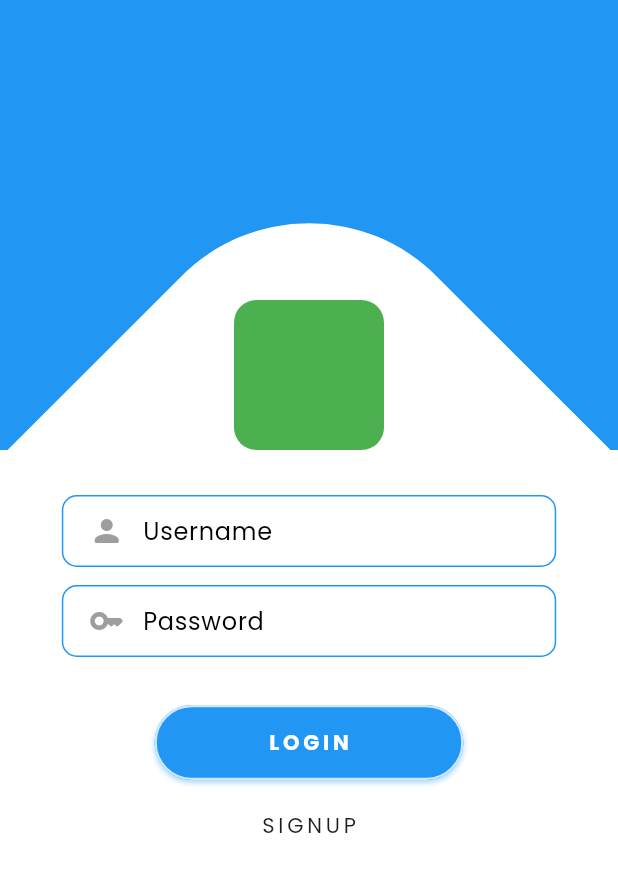
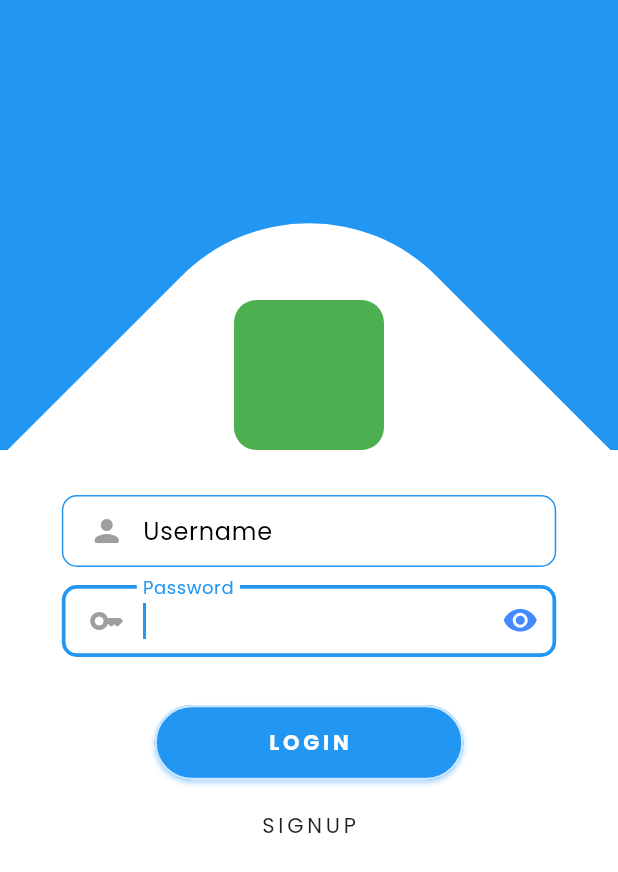
Before and after one commit to lnogami/WanderHuman, a Flutter app: the screen it shows after launch, after a tap on "SIGNUP", after a tap on "CANCEL", on a phone screen of 412 x 824 dp. Shown: the top 872 px of the screen. Run offline on Flutter 3.47's test engine with Material 3 defaults, Android fonts, the phone set to English and light mode, and no system bars; our stand-ins replace firebase_core, flutter_dotenv, geolocator; missing offline and left inert: mapbox_maps_flutter; accounts and stored records are empty.

Commit message:
small changes in the textfield area

```diff
--- a/lib/main.dart
+++ b/lib/main.dart
@@ -4,7 +4,6 @@ import 'package:flutter_dotenv/flutter_dotenv.dart';
 import 'package:wanderhuman_app/firebase_options.dart';
 import 'package:wanderhuman_app/utilities/color_palette.dart';
 import 'package:wanderhuman_app/view/login/login.dart';
-import 'package:wanderhuman_app/view/login/temp_login.dart';
 
 void main() async {
   // this will enure that other components are initialized first before running the whole app
--- a/lib/view/login/login.dart
+++ b/lib/view/login/login.dart
@@ -15,16 +15,31 @@ class LoginPage extends StatefulWidget {
 TextEditingController usernameController = TextEditingController();
 TextEditingController passwordController = TextEditingController();
 TextEditingController confirmPasswordController = TextEditingController();
+FocusNode passwordFocusNode = FocusNode();
+// FocusNode confirmPasswordFocusNode = FocusNode();
+
 bool isGoingToSignUp = false;
 double animatedContainerHeight = 0;
 double rotationAngle = 0;
 int animationDuration = 300;
 
 class _LoginPageState extends State<LoginPage> {
+  // to clean after usage
+  @override
+  void dispose() {
+    super.dispose();
+    usernameController.dispose();
+    passwordController.dispose();
+    confirmPasswordController.dispose();
+    passwordFocusNode.dispose();
+  }
+
   @override
   Widget build(BuildContext context) {
     return Scaffold(
-      body: Container(
+      body: GestureDetector(
+        onTap: () => FocusScope.of(context).unfocus(),
+        child: Container(
           width: MyDimensionAdapter.getWidth(context),
           height: MyDimensionAdapter.getHeight(context),
           color: Colors.amber.shade200,
@@ -71,6 +86,7 @@ class _LoginPageState extends State<LoginPage> {
             ],
           ),
         ),
+      ),
     );
   }
 
@@ -92,6 +108,8 @@ class _LoginPageState extends State<LoginPage> {
           prefixIcon: Icons.key_rounded,
           labelText: "Password",
           borderRadius: 10,
+          focusNode: passwordFocusNode,
+          isPasswordField: true,
         ),
         AnimatedContainer(
           // width: 0,
@@ -177,8 +195,13 @@ class _LoginPageState extends State<LoginPage> {
     return MyCustButton(
       onTap: () {
         setState(() {
+          // requestFocus() para mabalhin ang focus sa textfield before sya ma render out.
+          passwordFocusNode.requestFocus();
           isGoingToSignUp = !isGoingToSignUp;
           animatedContainerHeight = 0;
+          usernameController.clear();
+          passwordController.clear();
+          confirmPasswordController.clear();
         });
       },
       buttonText: "CANCEL",
--- /dev/null
+++ b/lib/view/login/widgets/eyecon.dart
@@ -0,0 +1,28 @@
+import 'package:flutter/material.dart';
+
+class EyeCon extends StatefulWidget {
+  final bool isPasswordVisible;
+  final Color color;
+
+  /// This my customized Widget
+  const EyeCon({
+    super.key,
+    required this.isPasswordVisible,
+    this.color = Colors.blueAccent,
+  });
+
+  @override
+  State<EyeCon> createState() => _EyeConState();
+}
+
+class _EyeConState extends State<EyeCon> {
+  @override
+  Widget build(BuildContext context) {
+    return Icon(
+      (widget.isPasswordVisible)
+          ? Icons.visibility_off_rounded
+          : Icons.visibility_rounded,
+      color: widget.color,
+    );
+  }
+}
--- a/lib/view/login/widgets/textfield.dart
+++ b/lib/view/login/widgets/textfield.dart
@@ -1,8 +1,8 @@
-// to be constructed..
 import 'package:flutter/material.dart';
 import 'package:wanderhuman_app/utilities/dimension_adapter.dart';
+import 'package:wanderhuman_app/view/login/widgets/eyecon.dart';
 
-class MyCustTextfield extends StatelessWidget {
+class MyCustTextfield extends StatefulWidget {
   /// The width is automatically adjusted base on the screensize, so the widthPercentage is the ratio of how much of the screen you want to occupy.
   final double widthPercentage;
 
@@ -18,6 +18,9 @@ class MyCustTextfield extends StatelessWidget {
   final double borderWidth;
   final Color borderColor;
   final Color activeBorderColor;
+  final FocusNode? focusNode;
+  final bool isPasswordField;
+  final Color color;
 
   /// This will manage the data the textfield will accept
   final TextEditingController textController;
@@ -37,50 +40,67 @@ class MyCustTextfield extends StatelessWidget {
     this.borderWidth = 1,
     this.borderColor = Colors.blue,
     this.activeBorderColor = Colors.blue,
+    this.focusNode,
+    this.isPasswordField = false,
+    this.color = Colors.transparent,
   });
+
+  @override
+  State<MyCustTextfield> createState() => _MyCustTextfieldState();
+}
+
+class _MyCustTextfieldState extends State<MyCustTextfield> {
+  bool _isObscurePassword = false;
 
   @override
   Widget build(BuildContext context) {
     return SizedBox(
-      width: (isUsingStaticDimension)
+      width: (widget.isUsingStaticDimension)
           ? MyDimensionAdapter.getWidth(context) * 0.80
-          : MyDimensionAdapter.getWidth(context) * widthPercentage,
-      height: (isUsingStaticDimension)
+          : MyDimensionAdapter.getWidth(context) * widget.widthPercentage,
+      height: (widget.isUsingStaticDimension)
           ? 50
-          : MyDimensionAdapter.getHeight(context) * heightPercentage,
+          : MyDimensionAdapter.getHeight(context) * widget.heightPercentage,
       // color: Colors.purple.shade200,
       child: TextField(
-        controller: textController,
-
+        controller: widget.textController,
+        focusNode: widget.focusNode,
+        obscureText: _isObscurePassword,
+        obscuringCharacter: "*",
         decoration: InputDecoration(
-          // helper: Text("Username.."),
-          // hint: Text("Username.."),
-          labelText: labelText,
-          hintText: (hintText != null) ? hintText : "",
+          labelText: widget.labelText,
+          hintText: (widget.hintText != null) ? widget.hintText : "",
           alignLabelWithHint: true,
           filled: true,
-          contentPadding: EdgeInsets.only(
-            // left: -50,
-            top: 3,
-            right: 3,
-            bottom: 5,
-          ),
+          contentPadding: const EdgeInsets.only(top: 3, right: 3, bottom: 5),
           prefixIcon: Padding(
             padding: const EdgeInsets.only(left: 10),
-            child: Icon(prefixIcon),
+            child: Icon(widget.prefixIcon),
           ),
           prefixIconConstraints: BoxConstraints.tight(Size(50, 32)),
-          // prefixIconConstraints: BoxConstraints.,
-          prefixIconColor: prefixIconColor,
+          prefixIconColor: widget.prefixIconColor,
+          suffixIcon: GestureDetector(
+            onTap: () {
+              setState(() {
+                _isObscurePassword = !_isObscurePassword;
+              });
+            },
+            child: (widget.isPasswordField)
+                ? EyeCon(isPasswordVisible: _isObscurePassword)
+                : Icon(Icons.circle, color: widget.color),
+          ),
           enabledBorder: OutlineInputBorder(
-            borderRadius: BorderRadius.circular(borderRadius),
-            borderSide: BorderSide(color: borderColor, width: borderWidth),
+            borderRadius: BorderRadius.circular(widget.borderRadius),
+            borderSide: BorderSide(
+              color: widget.borderColor,
+              width: widget.borderWidth,
+            ),
           ),
           focusedBorder: OutlineInputBorder(
-            borderRadius: BorderRadius.circular(borderRadius),
+            borderRadius: BorderRadius.circular(widget.borderRadius),
             borderSide: BorderSide(
               color: Theme.of(context).primaryColor,
-              width: borderWidth + 1.5,
+              width: widget.borderWidth + 1.5,
             ),
           ),
         ),
--- a/pubspec.yaml
+++ b/pubspec.yaml
@@ -14,6 +14,7 @@ dependencies:
   flutter_dotenv: ^5.2.1
   flutter_login: ^5.1.0
   geolocator: ^14.0.2
+  # lottie: ^3.3.1
   mapbox_maps_flutter: ^2.10.0
 
 dev_dependencies:
```
Lines whose indentation alone changed are shown as unchanged.
